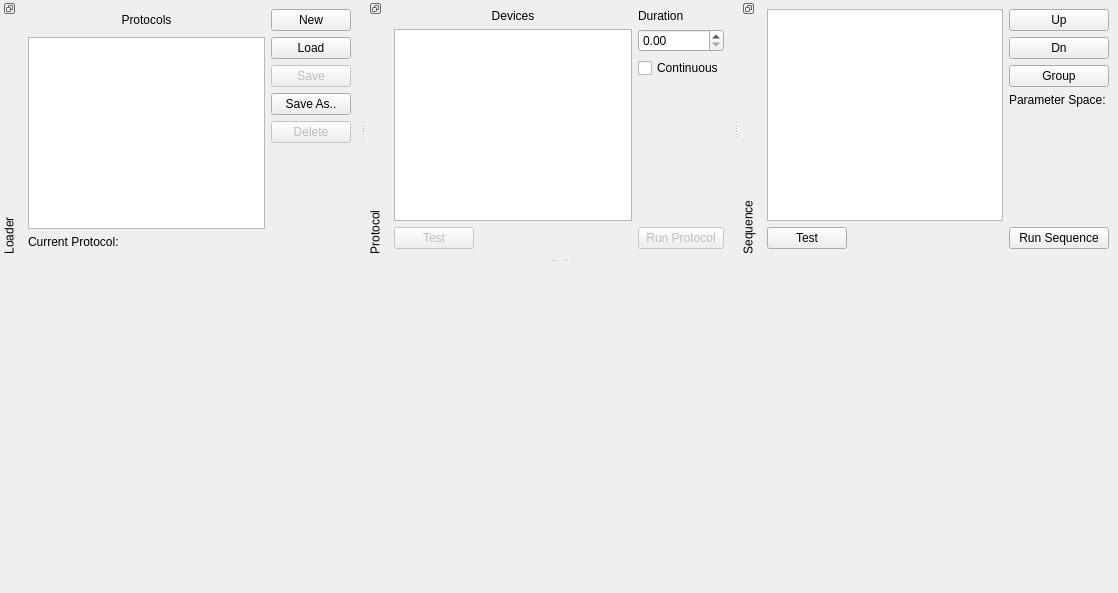
Old version of the form lib/modules/ProtocolRunner/ProtocolRunnerTemplate.ui in the repository acq4/acq4.
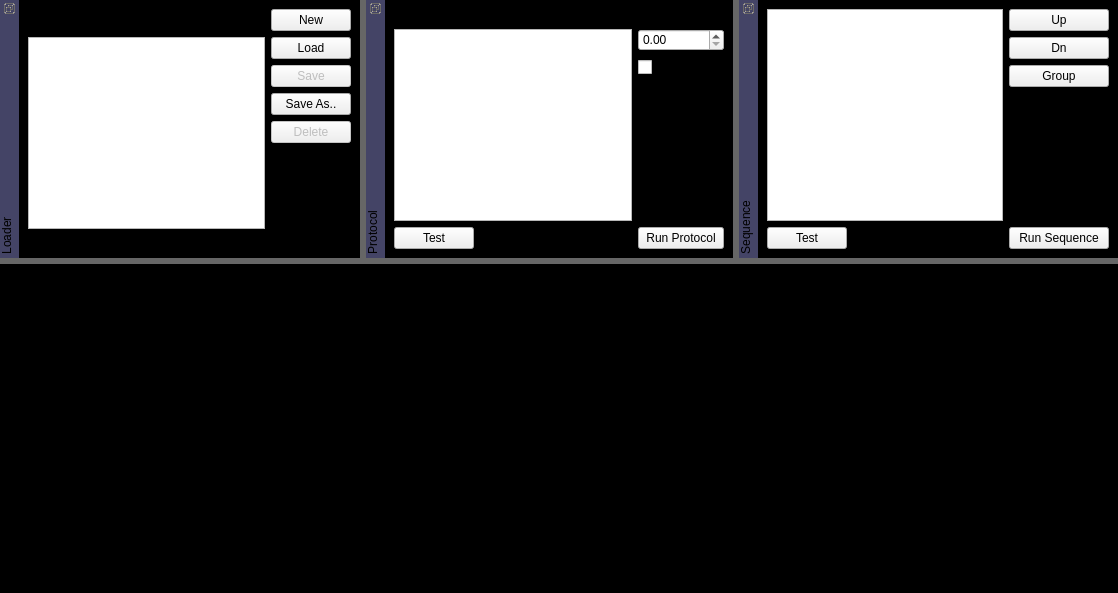
New version of the form.

Commit message: MultiClamp protocol GUI has basic waveform generation / plotting

Patch:
```diff
--- a/lib/modules/ProtocolRunner/ProtocolRunnerTemplate.ui
+++ b/lib/modules/ProtocolRunner/ProtocolRunnerTemplate.ui
@@ -12,9 +12,8 @@
   <property name="windowTitle" >
    <string>MainWindow</string>
   </property>
-  <property name="styleSheet" >
-   <string notr="true" >QDockWidget::title { background-color: #446; color: #DDD }
-QDockWidget > QWidget { background-color: #BBB }
+  <property name="styleSheet">
+   <string notr="true">QDockWidget::title { background-color: #446; color: #DDD }
 QMainWindow { background-color: #000 }
 QSplitter::handle {background-color: #666}
 QMainWindow::separator {background-color: #666}</string>
@@ -205,10 +204,10 @@
        </property>
       </spacer>
      </item>
-     <item row="6" column="0" >
-      <widget class="QPushButton" name="testSingleBtn" >
-       <property name="enabled" >
-        <bool>false</bool>
+     <item row="6" column="0">
+      <widget class="QPushButton" name="testSingleBtn">
+       <property name="enabled">
+        <bool>true</bool>
        </property>
        <property name="text" >
         <string>Test</string>
@@ -228,10 +227,10 @@
        </property>
       </spacer>
      </item>
-     <item row="6" column="2" >
-      <widget class="QPushButton" name="runProtocolBtn" >
-       <property name="enabled" >
-        <bool>false</bool>
+     <item row="6" column="2">
+      <widget class="QPushButton" name="runProtocolBtn">
+       <property name="enabled">
+        <bool>true</bool>
        </property>
        <property name="text" >
         <string>Run Protocol</string>
```
Left out of the diff: 239 changed lines with no effect on the pictures. The commit also changes 15 other files.
